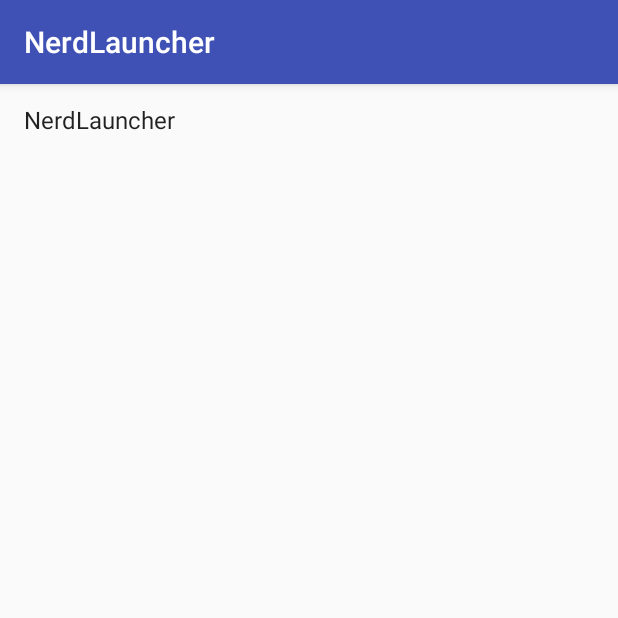
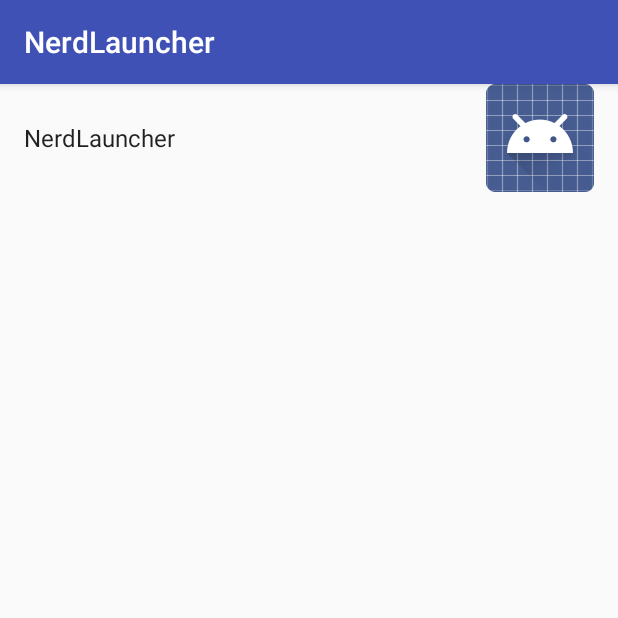
Before and after one commit to Avdey87/NerdLauncher, an Android app: the screen it shows after launch (NerdLauncherActivity), after a tap on "NerdLauncher", on a phone screen of 412 x 824 dp, the top half of it. Run offline under Robolectric (Android 15) with nearby library versions, the phone set to English and light mode, and no system bars.

```diff
--- a/app/src/main/AndroidManifest.xml
+++ b/app/src/main/AndroidManifest.xml
@@ -14,6 +14,9 @@
                 <action android:name="android.intent.action.MAIN" />
 
                 <category android:name="android.intent.category.LAUNCHER" />
+                <category android:name="android.intent.category.HOME" />
+                <category android:name="android.intent.category.DEFAULT" />
+
             </intent-filter>
         </activity>
     </application>
--- a/app/src/main/java/com/aavdeev/nerdlauncher/NerdLauncherFragment.java
+++ b/app/src/main/java/com/aavdeev/nerdlauncher/NerdLauncherFragment.java
@@ -1,10 +1,12 @@
 package com.aavdeev.nerdlauncher;
 
 import android.app.Activity;
+import android.content.ClipData;
 import android.content.Intent;
 import android.content.pm.ActivityInfo;
 import android.content.pm.PackageManager;
 import android.content.pm.ResolveInfo;
+import android.graphics.drawable.Drawable;
 import android.os.Bundle;
 import android.support.annotation.Nullable;
 import android.support.v4.app.Fragment;
@@ -14,6 +16,7 @@ import android.util.Log;
 import android.view.LayoutInflater;
 import android.view.View;
 import android.view.ViewGroup;
+import android.widget.ImageView;
 import android.widget.TextView;
 
 import java.util.Collection;
@@ -81,6 +84,7 @@ public class NerdLauncherFragment extends Fragment {
     private class ActivityHolder extends RecyclerView.ViewHolder implements View.OnClickListener {
         private ResolveInfo mResolveInfo;
         private TextView mNameTextView;
+        private ImageView mImageView;
 
         public ActivityHolder(View itemView) {
             super(itemView);
@@ -92,7 +96,13 @@ public class NerdLauncherFragment extends Fragment {
             mResolveInfo = resolveInfo;
             PackageManager pm = getActivity().getPackageManager();
             String appName = mResolveInfo.loadLabel(pm).toString();
+           //создаем переменную для получение иконки приложения
+            Drawable appIcon = mResolveInfo.loadIcon(pm);
+
             mNameTextView.setText(appName);
+            //устанавливаем иконку
+            mNameTextView.setCompoundDrawablesWithIntrinsicBounds(null, null, appIcon, null);
+
         }
 
         @Override
@@ -100,7 +110,9 @@ public class NerdLauncherFragment extends Fragment {
             ActivityInfo activityInfo = mResolveInfo.activityInfo;
             //создаем интент(намерине) получаем метта данные
             Intent i = new Intent(Intent.ACTION_MAIN)
-                    .setClassName(activityInfo.applicationInfo.packageName, activityInfo.name);
+                    .setClassName(activityInfo.applicationInfo.packageName, activityInfo.name)
+                    //добовляем для запуска приложения как отдельной задачи
+                    .addFlags(Intent.FLAG_ACTIVITY_NEW_TASK);
             startActivity(i);
         }
     }
```
